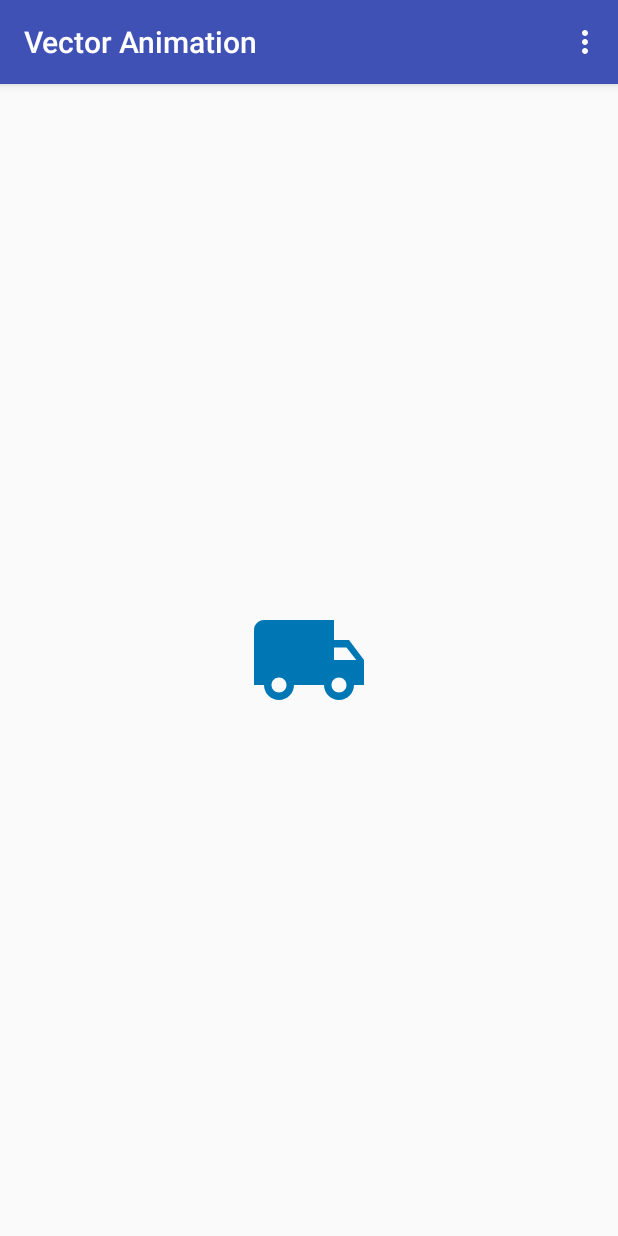
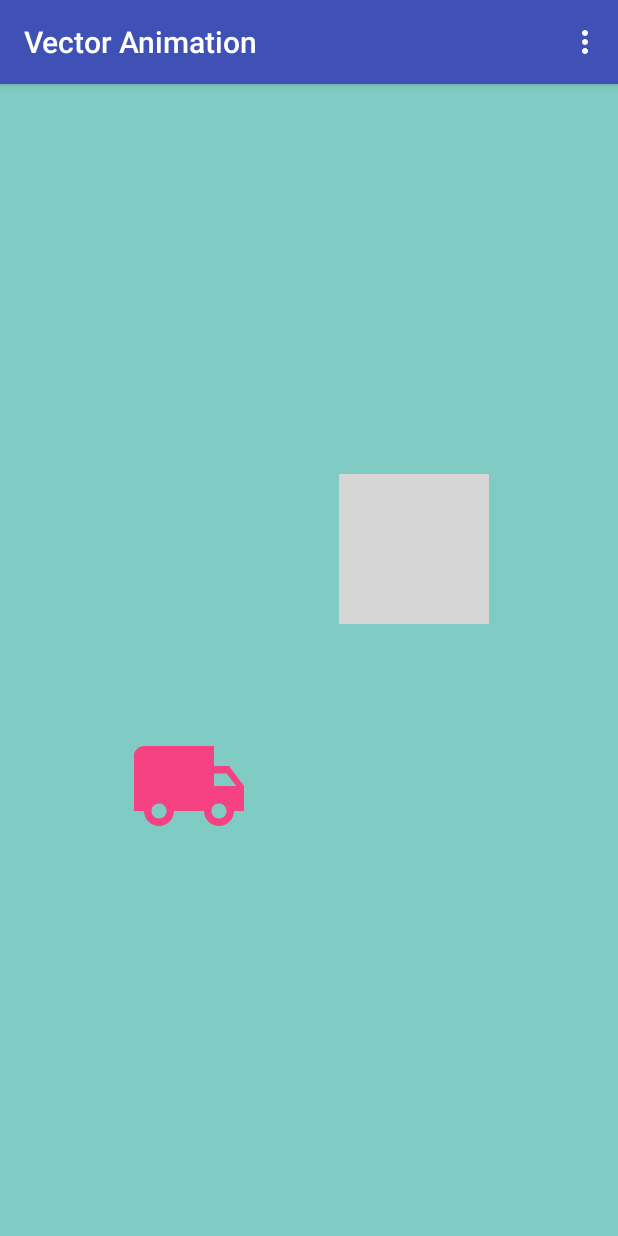
Before and after one commit to CDL24/VectorDrawableAnimation, an Android app: the screen it shows after launch (MainActivity), in the options menu, after a tap on "Animated Vector Drawable", on a phone screen of 412 x 824 dp. Run offline under Robolectric (Android 15) with nearby library versions, the phone set to English and light mode, and no system bars; grey boxes are pictures that could not be loaded.

Commit message:
second commit

```diff
--- a/app/build.gradle
+++ b/app/build.gradle
@@ -10,7 +10,7 @@
         targetSdkVersion 23
         versionCode 1
         versionName "1.0"
-
+        //vectorDrawables.useSupportLibrary = true
     }
     buildTypes {
         release {
--- a/app/src/main/java/com/example/climbachiya/glikeanimation/FragmentVector.java
+++ b/app/src/main/java/com/example/climbachiya/glikeanimation/FragmentVector.java
@@ -1,8 +1,16 @@
 package com.example.climbachiya.glikeanimation;
 
+import android.animation.AnimatorInflater;
+import android.animation.AnimatorSet;
+import android.animation.ArgbEvaluator;
+import android.animation.ObjectAnimator;
+import android.animation.ValueAnimator;
 import android.app.Fragment;
+import android.graphics.Color;
 import android.graphics.PorterDuff;
 import android.graphics.PorterDuffColorFilter;
+import android.graphics.drawable.Animatable;
+import android.graphics.drawable.Drawable;
 import android.media.MediaPlayer;
 import android.os.Bundle;
 import android.support.annotation.Nullable;
@@ -20,10 +28,11 @@
  */
 public class FragmentVector extends Fragment {
 
-    private Animation btnAnim;
+    private Animation btnAnim, scaleAnim;
     RelativeLayout layout;
-    ImageView imgReward,imgRewardClone;
+    ImageView imgReward,imgRewardClone, imgHeart;
     boolean isLiked = false;
+    boolean isHearted = false;
     MediaPlayer mp = null;
 
     @Nullable
@@ -39,6 +48,9 @@
         layout = (RelativeLayout) view.findViewById(R.id.root);
         imgReward = (ImageView) view.findViewById(R.id.imgReward);
         imgRewardClone =(ImageView) view.findViewById(R.id.imgRewardClone);
+        imgHeart =(ImageView) view.findViewById(R.id.image_heart);
+
+        changeBackground();
 
         loadAndSetAnimation();
 
@@ -48,6 +60,29 @@
                 startAnimation();
             }
         });
+        imgHeart.setOnClickListener(new View.OnClickListener() {
+            @Override
+            public void onClick(View v) {
+                startAnimationHeart();
+            }
+        });
+    }
+
+    private void startAnimationHeart() {
+
+        imgHeart.startAnimation(scaleAnim);
+
+    }
+
+    private void changeBackground() {
+
+        int colorFrom = Color.WHITE;
+        int colorTo = ContextCompat.getColor(getActivity(), R.color.colorsky);
+        int duration = 1000;
+        ObjectAnimator.ofObject(layout, "backgroundColor", new ArgbEvaluator(), colorFrom, colorTo)
+                .setDuration(duration)
+                .start();
+
     }
 
     //Start actual animation here
@@ -64,8 +99,45 @@
      */
     private void loadAndSetAnimation() {
 
+        scaleAnim = AnimationUtils.loadAnimation(getActivity(), R.anim.scale_heart);
+        scaleAnim.setAnimationListener(new Animation.AnimationListener() {
+            @Override
+            public void onAnimationStart(Animation animation) {
 
-        btnAnim = AnimationUtils.loadAnimation(getActivity(), R.anim.btn_anim);
+                /*AnimatorSet set = (AnimatorSet) AnimatorInflater.loadAnimator(getActivity(),
+                        R.animator.property_animator);
+                set.setTarget(imgHeart);
+                set.start();*/
+
+                //animateImageView();
+                mp = MediaPlayer.create(getActivity(), R.raw.fb_click);
+                mp.start();
+            }
+
+            @Override
+            public void onAnimationEnd(Animation animation) {
+                mp.release();
+                int color;
+                if(!isHearted){
+                    color = R.color.colorAccent;
+                }else{
+                    color = R.color.colorBlack;
+                }
+
+                isHearted = !isHearted;
+                PorterDuffColorFilter porterDuffColorFilter = new PorterDuffColorFilter(ContextCompat.getColor(getActivity(), color),
+                        PorterDuff.Mode.SRC_ATOP);
+
+                imgHeart.setColorFilter(porterDuffColorFilter);
+            }
+
+            @Override
+            public void onAnimationRepeat(Animation animation) {
+
+            }
+        });
+
+        btnAnim = AnimationUtils.loadAnimation(getActivity(), R.anim.like_animation);
         btnAnim.setAnimationListener(new Animation.AnimationListener() {
             @Override
             public void onAnimationStart(Animation animation) {
@@ -96,4 +168,35 @@
             }
         });
     }
+
+    private void animateImageView() {
+
+        final int color = ContextCompat.getColor(getActivity(), R.color.colorAccent);
+
+        final ValueAnimator colorAnim = ObjectAnimator.ofFloat(0f, 1f);
+        colorAnim.addUpdateListener(new ValueAnimator.AnimatorUpdateListener() {
+            @Override
+            public void onAnimationUpdate(ValueAnimator animation) {
+                float mul = (Float) animation.getAnimatedValue();
+                int alphaOrange = adjustAlpha(color, mul);
+                imgHeart.setColorFilter(alphaOrange, PorterDuff.Mode.SRC_ATOP);
+                if (mul == 0.0) {
+                    imgHeart.setColorFilter(null);
+                }
+            }
+        });
+
+        colorAnim.setDuration(1500);
+        colorAnim.setRepeatMode(ValueAnimator.REVERSE);
+        colorAnim.setRepeatCount(-1);
+        colorAnim.start();
+    }
+
+    public int adjustAlpha(int color, float factor) {
+        int alpha = Math.round(Color.alpha(color) * factor);
+        int red = Color.red(color);
+        int green = Color.green(color);
+        int blue = Color.blue(color);
+        return Color.argb(alpha, red, green, blue);
+    }
 }
--- a/app/src/main/java/com/example/climbachiya/glikeanimation/FragmentVectorAnimation.java
+++ b/app/src/main/java/com/example/climbachiya/glikeanimation/FragmentVectorAnimation.java
@@ -1,12 +1,24 @@
 package com.example.climbachiya.glikeanimation;
 
+import android.animation.AnimatorInflater;
+import android.animation.AnimatorSet;
+import android.animation.ArgbEvaluator;
+import android.animation.ObjectAnimator;
+import android.animation.ValueAnimator;
 import android.app.Fragment;
+import android.graphics.Color;
+import android.graphics.PorterDuff;
 import android.os.Bundle;
 import android.support.annotation.Nullable;
+import android.support.v4.content.ContextCompat;
 import android.view.LayoutInflater;
 import android.view.View;
 import android.view.ViewGroup;
+import android.view.animation.Animation;
+import android.view.animation.AnimationUtils;
+import android.view.animation.RotateAnimation;
 import android.widget.ImageView;
+import android.widget.RelativeLayout;
 
 /**
  * Created by C.limbachiya on 4/5/2016.
@@ -14,6 +26,7 @@
 public class FragmentVectorAnimation extends Fragment {
 
     ImageView imgTruck;
+    RelativeLayout llRoot;
 
     @Nullable
     @Override
@@ -25,8 +38,67 @@
     public void onViewCreated(View view, Bundle savedInstanceState) {
         super.onViewCreated(view, savedInstanceState);
 
+        llRoot = (RelativeLayout) view.findViewById(R.id.root);
         imgTruck = (ImageView) view.findViewById(R.id.imgTruck);
+
+        changeBackground();
+
+        /*AnimatorSet set = (AnimatorSet) AnimatorInflater.loadAnimator(getActivity(),
+                R.animator.property_animator);
+        set.setTarget(imgTruck);
+        set.start();*/
+
+        //loading xml from anim folder
+        //Animation transAnimation = AnimationUtils.loadAnimation(getActivity(), R.anim.truck_tanslate);
+        //You can now apply the animation to a view
+        //imgTruck.startAnimation(transAnimation);
+
+        /*RotateAnimation rAnim = new RotateAnimation(0, 359, Animation.RELATIVE_TO_SELF, 0.5f, Animation.RELATIVE_TO_SELF, 0.5f);
+        rAnim.setDuration(1000);
+        imgTruck.startAnimation(rAnim);*/
+
+        animateImageView(imgTruck);
     }
 
+    private void changeBackground() {
 
+        int colorFrom = Color.WHITE;
+        int colorTo = ContextCompat.getColor(getActivity(), R.color.colorlightgreen);
+        int duration = 1000;
+        ObjectAnimator.ofObject(llRoot, "backgroundColor", new ArgbEvaluator(), colorFrom, colorTo)
+                .setDuration(duration)
+                .start();
+
+    }
+
+    private void animateImageView(final ImageView imgView) {
+
+        final int color = ContextCompat.getColor(getActivity(), R.color.colorAccent);
+
+        final ValueAnimator colorAnim = ObjectAnimator.ofFloat(0f, 1f);
+        colorAnim.addUpdateListener(new ValueAnimator.AnimatorUpdateListener() {
+            @Override
+            public void onAnimationUpdate(ValueAnimator animation) {
+                float mul = (Float) animation.getAnimatedValue();
+                int alphaOrange = adjustAlpha(color, mul);
+                imgView.setColorFilter(alphaOrange, PorterDuff.Mode.SRC_ATOP);
+                if (mul == 0.0) {
+                    imgView.setColorFilter(null);
+                }
+            }
+        });
+
+        colorAnim.setDuration(1500);
+        colorAnim.setRepeatMode(ValueAnimator.REVERSE);
+        colorAnim.setRepeatCount(-1);
+        colorAnim.start();
+    }
+
+    public int adjustAlpha(int color, float factor) {
+        int alpha = Math.round(Color.alpha(color) * factor);
+        int red = Color.red(color);
+        int green = Color.green(color);
+        int blue = Color.blue(color);
+        return Color.argb(alpha, red, green, blue);
+    }
 }
--- a/app/src/main/res/anim/layout_anim.xml
+++ b/app/src/main/res/anim/scale_heart.xml
@@ -6,12 +6,14 @@
     <scale
         android:fromXScale="1.0"
         android:fromYScale="1.0"
-        android:toXScale="0.95"
-        android:toYScale="0.95"
+        android:toXScale="2.20"
+        android:toYScale="2.20"
         android:pivotX="50%"
         android:pivotY="50%"
-        android:duration="100"
+        android:duration="500"
         android:fillBefore="true"
-        android:fillAfter="true"/>
+        android:fillAfter="true"
+
+        />
 
 </set>
--- a/app/src/main/res/layout/activity_main.xml
+++ b/app/src/main/res/layout/activity_main.xml
@@ -1,8 +1,8 @@
 <?xml version="1.0" encoding="utf-8"?>
 <LinearLayout xmlns:android="http://schemas.android.com/apk/res/android"
+    xmlns:app="http://schemas.android.com/apk/res-auto"
     android:id="@+id/container"
     android:layout_width="match_parent"
     android:layout_height="match_parent"
     android:orientation="vertical">
-
 </LinearLayout>
--- a/app/src/main/res/layout/vector_drawable_animated.xml
+++ b/app/src/main/res/layout/vector_drawable_animated.xml
@@ -1,5 +1,6 @@
 <?xml version="1.0" encoding="utf-8"?>
 <RelativeLayout xmlns:android="http://schemas.android.com/apk/res/android"
+    xmlns:app="http://schemas.android.com/apk/res-auto"
     android:id="@+id/root"
     xmlns:tools="http://schemas.android.com/tools"
     android:layout_width="match_parent"
@@ -18,4 +19,14 @@
         android:src="@drawable/ic_local_shipping"
         android:visibility="visible" />
 
+    <ImageView
+        android:layout_width="100dp"
+        android:layout_height="100dp"
+        android:id="@+id/imageView"
+        android:layout_above="@+id/imgTruck"
+        android:layout_centerHorizontal="true"
+        app:srcCompat="@drawable/test_vector"
+        android:layout_marginBottom="68dp" />
+
+
 </RelativeLayout>
--- a/app/src/main/res/values/colors.xml
+++ b/app/src/main/res/values/colors.xml
@@ -4,4 +4,6 @@
     <color name="colorPrimaryDark">#303F9F</color>
     <color name="colorAccent">#FF4081</color>
     <color name="colorBlack">#FF000000</color>
+    <color name="colorsky">#B3E5FC</color>
+    <color name="colorlightgreen">#80CBC4</color>
 </resources>
```
Also changed, not shown: app/src/main/res/layout/simple_vector_drawable.xml (+12 -0 lines), app/src/main/res/anim/like_animation.xml (renamed from app/src/main/res/anim/btn_anim.xml).
